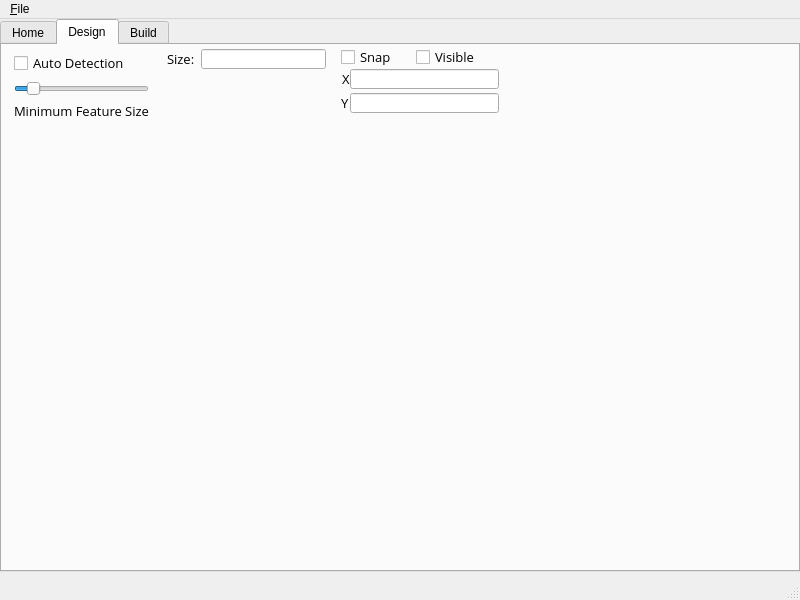
Above: src/MainWindow.ui from nedrysoft/dmgee before the change. Below: the same form after it.
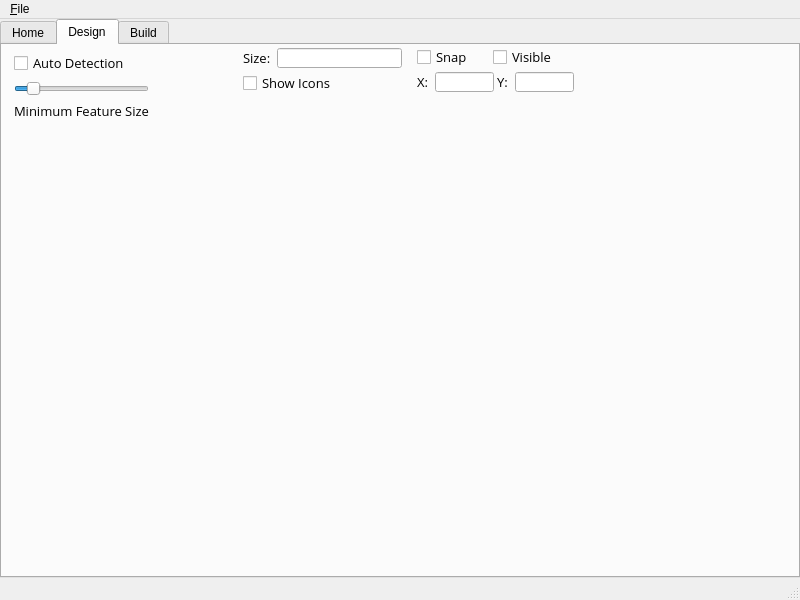
That is the form after the change. Icons and pictures are not drawn. Custom widgets are drawn as their Qt base class.

Diff of the .ui file:
```diff
--- a/src/MainWindow.ui
+++ b/src/MainWindow.ui
@@ -15,6 +15,9 @@
   </property>
   <widget class="QWidget" name="centralwidget">
    <layout class="QVBoxLayout" name="verticalLayout">
+    <property name="spacing">
+     <number>0</number>
+    </property>
     <property name="leftMargin">
      <number>0</number>
     </property>
@@ -292,7 +295,7 @@
             </spacer>
            </item>
            <item row="1" column="1">
-            <widget class="QCheckBox" name="checkBox">
+            <widget class="QCheckBox" name="featureAutpDetectCheckbox">
              <property name="font">
               <font>
                <family>Open Sans</family>
@@ -307,6 +310,109 @@
           </layout>
          </widget>
         </item>
+        <item>
+         <widget class="Nedrysoft::Ribbon::RibbonGroup" name="filesRibbonGroup">
+          <property name="minimumSize">
+           <size>
+            <width>70</width>
+            <height>0</height>
+           </size>
+          </property>
+          <property name="maximumSize">
+           <size>
+            <width>70</width>
+            <height>16777215</height>
+           </size>
+          </property>
+          <property name="groupName">
+           <string>Files</string>
+          </property>
+          <layout class="QGridLayout" name="gridLayout_4">
+           <property name="leftMargin">
+            <number>0</number>
+           </property>
+           <property name="topMargin">
+            <number>0</number>
+           </property>
+           <property name="rightMargin">
+            <number>0</number>
+           </property>
+           <property name="bottomMargin">
+            <number>6</number>
+           </property>
+           <property name="horizontalSpacing">
+            <number>0</number>
+           </property>
+           <property name="verticalSpacing">
+            <number>-1</number>
+           </property>
+           <item row="0" column="0">
+            <layout class="QVBoxLayout" name="FileAddLayout" stretch="0">
+             <property name="spacing">
+              <number>6</number>
+             </property>
+             <property name="sizeConstraint">
+              <enum>QLayout::SetDefaultConstraint</enum>
+             </property>
+             <item>
+              <widget class="QPushButton" name="pushButton">
+               <property name="sizePolicy">
+                <sizepolicy hsizetype="Minimum" vsizetype="Minimum">
+                 <horstretch>0</horstretch>
+                 <verstretch>0</verstretch>
+                </sizepolicy>
+               </property>
+               <property name="minimumSize">
+                <size>
+                 <width>64</width>
+                 <height>0</height>
+                </size>
+               </property>
+               <property name="maximumSize">
+                <size>
+                 <width>64</width>
+                 <height>16777215</height>
+                </size>
+               </property>
+               <property name="text">
+                <string/>
+               </property>
+               <property name="icon">
+                <iconset resource="app.qrc">
+                 <normaloff>:/assets/app_icon.png</normaloff>:/assets/app_icon.png</iconset>
+               </property>
+               <property name="iconSize">
+                <size>
+                 <width>48</width>
+                 <height>48</height>
+                </size>
+               </property>
+               <property name="flat">
+                <bool>true</bool>
+               </property>
+              </widget>
+             </item>
+            </layout>
+           </item>
+           <item row="0" column="1">
+            <spacer name="filesSpacer">
+             <property name="orientation">
+              <enum>Qt::Horizontal</enum>
+             </property>
+             <property name="sizeType">
+              <enum>QSizePolicy::Expanding</enum>
+             </property>
+             <property name="sizeHint" stdset="0">
+              <size>
+               <width>40</width>
+               <height>20</height>
+              </size>
+             </property>
+            </spacer>
+           </item>
+          </layout>
+         </widget>
+        </item>
         <item>
          <widget class="Nedrysoft::Ribbon::RibbonGroup" name="iconsRibbonGroup">
           <property name="sizePolicy">
@@ -325,21 +431,21 @@
            <string>Icons</string>
           </property>
           <layout class="QVBoxLayout" name="verticalLayout_3">
+           <property name="spacing">
+            <number>3</number>
+           </property>
            <property name="leftMargin">
             <number>0</number>
            </property>
            <property name="topMargin">
-            <number>0</number>
+            <number>3</number>
            </property>
            <property name="bottomMargin">
             <number>0</number>
            </property>
            <item>
-            <layout class="QFormLayout" name="iconsFormLayout">
-             <property name="topMargin">
-              <number>4</number>
-             </property>
-             <item row="0" column="0">
+            <layout class="QHBoxLayout" name="horizontalLayout_5">
+             <item>
               <widget class="QLabel" name="iconSizeLabel">
                <property name="font">
                 <font>
@@ -348,12 +454,12 @@
                 </font>
                </property>
                <property name="text">
-                <string>Size:</string>
+                <string>Size: </string>
                </property>
               </widget>
              </item>
-             <item row="0" column="1">
-              <widget class="QLineEdit" name="iconSizeLineEdit">
+             <item>
+              <widget class="QLineEdit" name="iconsSizeLineEdit">
                <property name="maximumSize">
                 <size>
                  <width>16777215</width>
@@ -373,6 +479,49 @@
              </item>
             </layout>
            </item>
+           <item>
+            <layout class="QHBoxLayout" name="horizontalLayout_4">
+             <item>
+              <widget class="QCheckBox" name="checkBox">
+               <property name="font">
+                <font>
+                 <family>Open Sans</family>
+                 <pointsize>10</pointsize>
+                </font>
+               </property>
+               <property name="text">
+                <string>Show Icons</string>
+               </property>
+              </widget>
+             </item>
+             <item>
+              <spacer name="horizontalSpacer_4">
+               <property name="orientation">
+                <enum>Qt::Horizontal</enum>
+               </property>
+               <property name="sizeHint" stdset="0">
+                <size>
+                 <width>40</width>
+                 <height>20</height>
+                </size>
+               </property>
+              </spacer>
+             </item>
+            </layout>
+           </item>
+           <item>
+            <spacer name="verticalSpacer_3">
+             <property name="orientation">
+              <enum>Qt::Vertical</enum>
+             </property>
+             <property name="sizeHint" stdset="0">
+              <size>
+               <width>20</width>
+               <height>40</height>
+              </size>
+             </property>
+            </spacer>
+           </item>
           </layout>
          </widget>
         </item>
@@ -395,7 +544,7 @@
           </property>
           <layout class="QVBoxLayout" name="verticalLayout_2">
            <property name="spacing">
-            <number>0</number>
+            <number>3</number>
            </property>
            <property name="leftMargin">
             <number>0</number>
@@ -406,9 +555,6 @@
            <property name="rightMargin">
             <number>12</number>
            </property>
-           <property name="bottomMargin">
-            <number>0</number>
-           </property>
            <item>
             <layout class="QHBoxLayout" name="snapAndVisibleLayout">
              <item>
@@ -466,20 +612,8 @@
             </layout>
            </item>
            <item>
-            <layout class="QFormLayout" name="gridSizeLayout">
-             <property name="fieldGrowthPolicy">
-              <enum>QFormLayout::ExpandingFieldsGrow</enum>
-             </property>
-             <property name="labelAlignment">
-              <set>Qt::AlignRight|Qt::AlignTop|Qt::AlignTrailing</set>
-             </property>
-             <property name="formAlignment">
-              <set>Qt::AlignLeading|Qt::AlignLeft|Qt::AlignTop</set>
-             </property>
-             <property name="verticalSpacing">
-              <number>4</number>
-             </property>
-             <item row="0" column="0">
+            <layout class="QHBoxLayout" name="horizontalLayout_3">
+             <item>
               <widget class="QLabel" name="xLabel">
                <property name="font">
                 <font>
@@ -488,12 +622,12 @@
                 </font>
                </property>
                <property name="text">
-                <string>X</string>
+                <string>X: </string>
                </property>
               </widget>
              </item>
-             <item row="0" column="1">
-              <widget class="QLineEdit" name="xLineEdit">
+             <item>
+              <widget class="QLineEdit" name="gridXLineEdit">
                <property name="sizePolicy">
                 <sizepolicy hsizetype="MinimumExpanding" vsizetype="Fixed">
                  <horstretch>0</horstretch>
@@ -514,7 +648,7 @@
                </property>
               </widget>
              </item>
-             <item row="1" column="0">
+             <item>
               <widget class="QLabel" name="yLabel">
                <property name="font">
                 <font>
@@ -523,12 +657,12 @@
                 </font>
                </property>
                <property name="text">
-                <string>Y</string>
+                <string>Y: </string>
                </property>
               </widget>
              </item>
-             <item row="1" column="1">
-              <widget class="QLineEdit" name="yLineEdit">
+             <item>
+              <widget class="QLineEdit" name="gridYLineEdit">
                <property name="sizePolicy">
                 <sizepolicy hsizetype="MinimumExpanding" vsizetype="Fixed">
                  <horstretch>0</horstretch>
```
Left out of the diff: 37 changed lines with no effect on the pictures.
